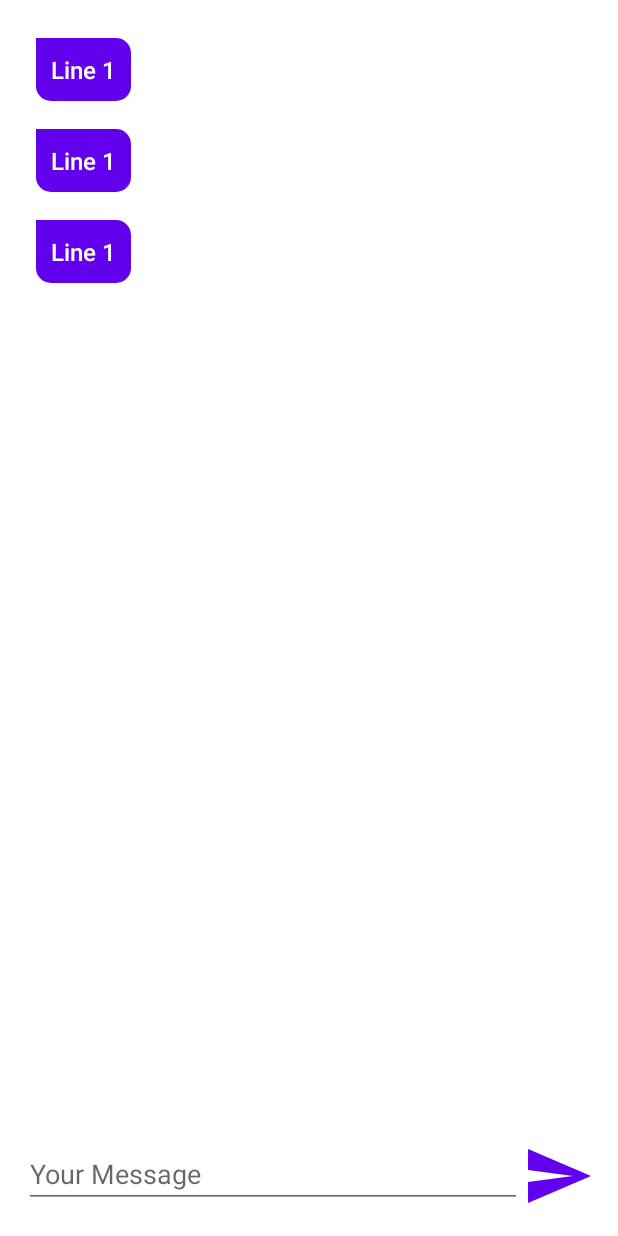
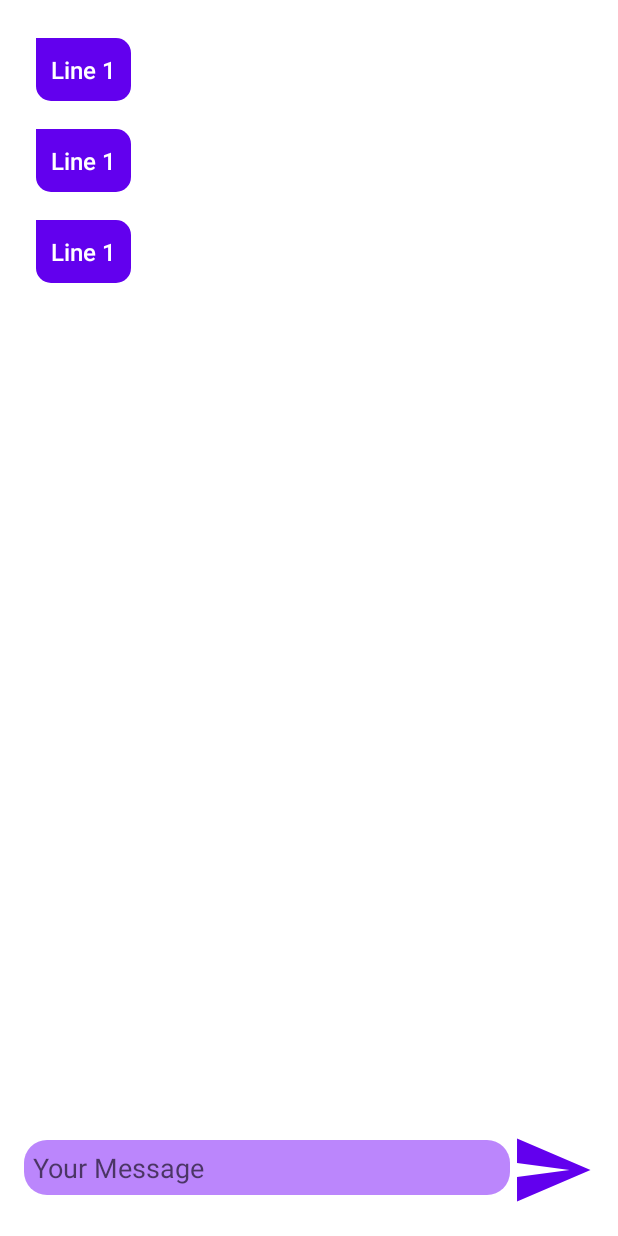
Before and after one commit to LeopoldStraub/SimpleChatbot, an Android app: the layout activity_chat.xml on its own in the app's theme, with its tools: preview values and no code run, on a phone screen of 412 x 824 dp. Run offline under Robolectric (Android 15) with nearby library versions, the phone set to English and light mode, and no system bars.

Commit message:
UI changes + Bot case-insensitive

```diff
--- a/app/src/main/java/com/example/simplechatbot/MessageDao.java
+++ b/app/src/main/java/com/example/simplechatbot/MessageDao.java
@@ -29,6 +29,6 @@ public interface MessageDao {
     @Delete
     void delete(Message message);
 
-    @Query("SELECT answer FROM messages_table WHERE text = :message LIMIT 1")
+    @Query("SELECT answer FROM messages_table WHERE UPPER(text) = UPPER(:message) LIMIT 1")
     String answer(String message);
 }
--- /dev/null
+++ b/app/src/main/res/drawable/chat_edit_text_shape.xml
@@ -0,0 +1,22 @@
+<?xml version="1.0" encoding="utf-8"?>
+<shape xmlns:android="http://schemas.android.com/apk/res/android"
+    android:shape="rectangle">
+
+    <corners
+        android:topLeftRadius="15dp"
+        android:topRightRadius="15dp"
+        android:bottomLeftRadius="15dp"
+        android:bottomRightRadius="15dp"
+        />
+    <solid
+        android:color="@color/purple_200"
+        />
+    <padding
+        android:left="0dp"
+        android:top="0dp"
+        android:right="0dp"
+        android:bottom="0dp"
+        />
+
+
+</shape>
--- a/app/src/main/res/layout/activity_chat.xml
+++ b/app/src/main/res/layout/activity_chat.xml
@@ -36,12 +36,14 @@
             android:layout_width="wrap_content"
             android:layout_height="wrap_content"
             android:layout_weight="1"
-            android:hint="Your Message" />
+            android:hint="Your Message"
+            android:background="@drawable/chat_edit_text_shape"
+            android:padding="6dp"/>
 
         <Button
             android:id="@+id/button_send"
-            android:layout_width="48dp"
-            android:layout_height="48dp"
+            android:layout_width="56dp"
+            android:layout_height="56dp"
             android:background="@drawable/ic_send" />
 
     </LinearLayout>
```
Also changed, not shown: app/src/main/java/com/example/simplechatbot/ChatActivity.java (+6 -1 lines), app/src/main/java/com/example/simplechatbot/ChatAdapter.java (+4 -14 lines).
